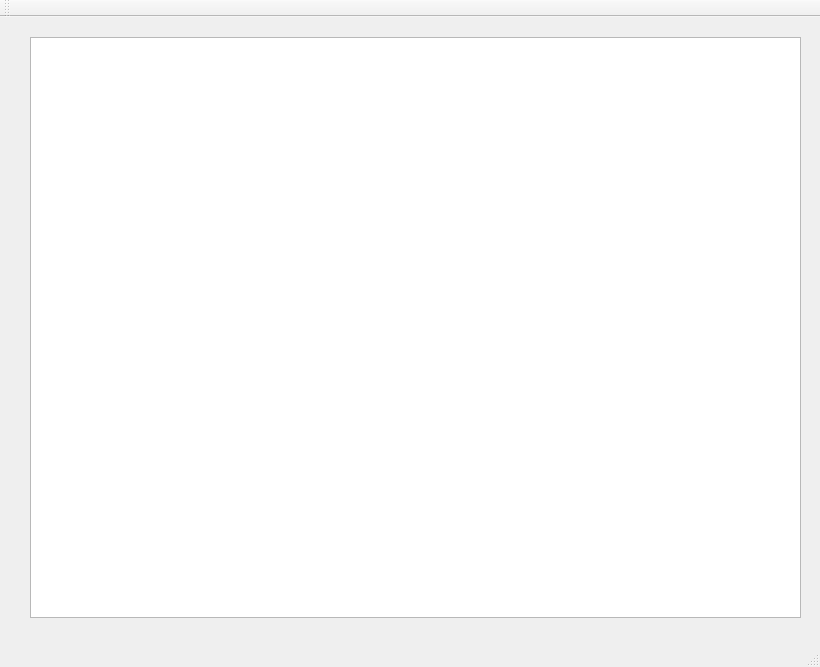
The window that mainwindow.ui (stormloading/tail) describes before a commit, drawn with Qt 5.
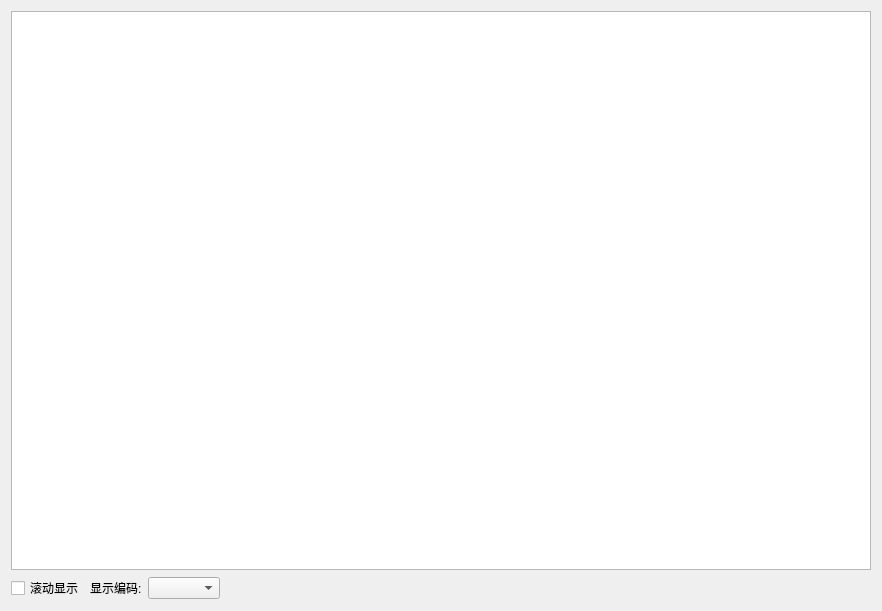
The same window after the commit.

What changed in the file:
```diff
--- a/mainwindow.ui
+++ b/mainwindow.ui
@@ -6,24 +6,57 @@
    <rect>
     <x>0</x>
     <y>0</y>
-    <width>820</width>
-    <height>667</height>
+    <width>882</width>
+    <height>611</height>
    </rect>
   </property>
   <property name="windowTitle">
    <string>MainWindow</string>
   </property>
   <widget class="QWidget" name="centralWidget">
-   <widget class="QTextEdit" name="textEdit">
-    <property name="geometry">
-     <rect>
-      <x>30</x>
-      <y>20</y>
-      <width>771</width>
-      <height>581</height>
-     </rect>
-    </property>
-   </widget>
+   <layout class="QVBoxLayout" name="verticalLayout_2">
+    <item>
+     <layout class="QVBoxLayout" name="verticalLayout">
+      <item>
+       <widget class="QTextEdit" name="textEdit"/>
+      </item>
+      <item>
+       <layout class="QHBoxLayout" name="horizontalLayout">
+        <item>
+         <widget class="QCheckBox" name="ckBox_Scroll">
+          <property name="text">
+           <string>滚动显示</string>
+          </property>
+         </widget>
+        </item>
+        <item>
+         <widget class="QLabel" name="label">
+          <property name="text">
+           <string>显示编码:</string>
+          </property>
+         </widget>
+        </item>
+        <item>
+         <widget class="QComboBox" name="cBox_Code"/>
+        </item>
+        <item>
+         <spacer name="horizontalSpacer">
+          <property name="orientation">
+           <enum>Qt::Horizontal</enum>
+          </property>
+          <property name="sizeHint" stdset="0">
+           <size>
+            <width>40</width>
+            <height>20</height>
+           </size>
+          </property>
+         </spacer>
+        </item>
+       </layout>
+      </item>
+     </layout>
+    </item>
+   </layout>
   </widget>
   <widget class="QMenuBar" name="menuBar">
    <property name="geometry">
@@ -35,15 +68,6 @@
     </rect>
    </property>
   </widget>
-  <widget class="QToolBar" name="mainToolBar">
-   <attribute name="toolBarArea">
-    <enum>TopToolBarArea</enum>
-   </attribute>
-   <attribute name="toolBarBreak">
-    <bool>false</bool>
-   </attribute>
-  </widget>
-  <widget class="QStatusBar" name="statusBar"/>
  </widget>
  <layoutdefault spacing="6" margin="11"/>
  <resources/>
```
Left out of the diff: 4 changed lines with no effect on the pictures.
